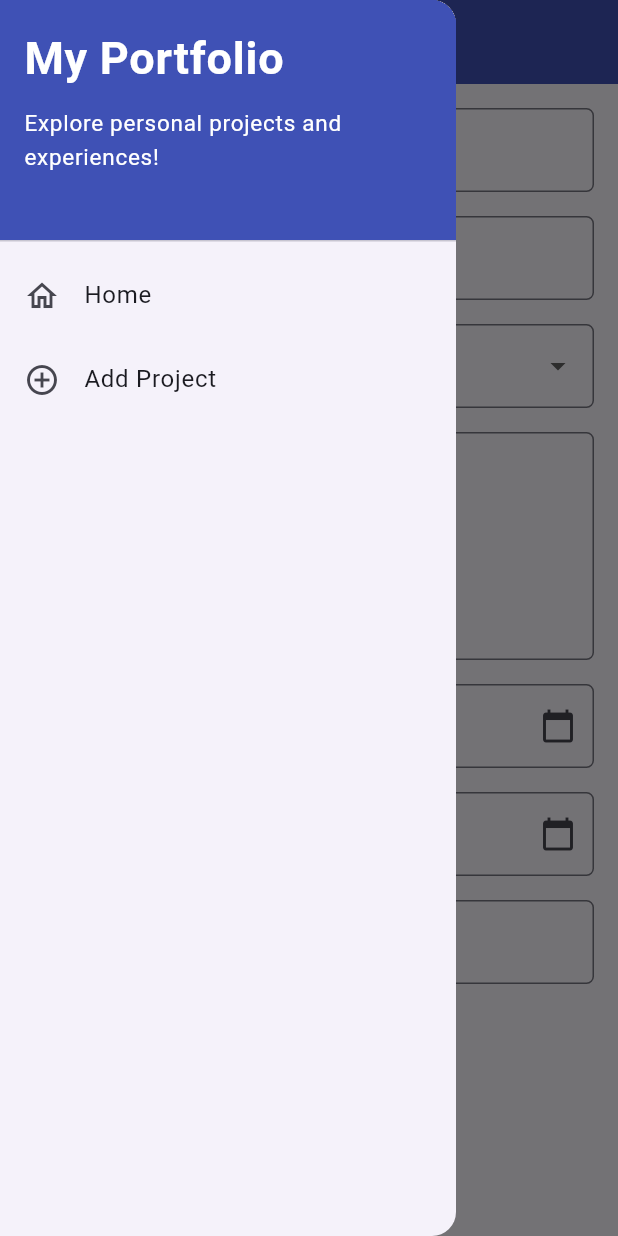
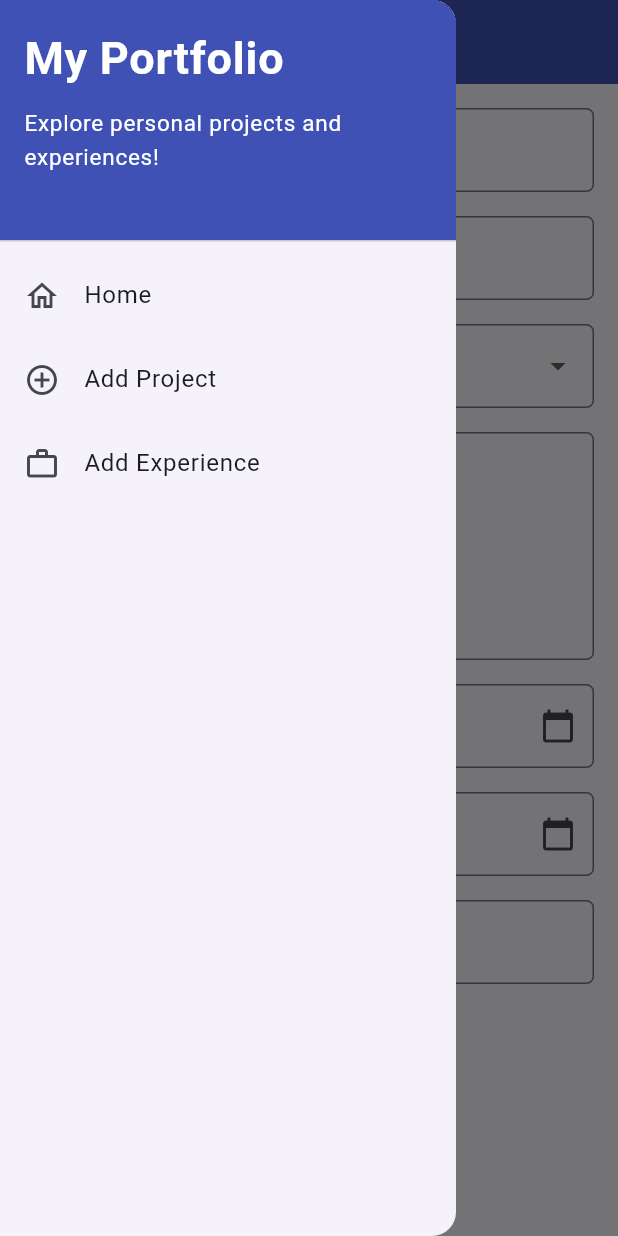
Before and after one commit to nel0ou/myportofolio_mobile, a Flutter app: the ExperienceFormPage screen opened directly, with the side drawer open, on a phone screen of 412 x 824 dp. Run offline on Flutter 3.47's test engine with Material 3 defaults, Android fonts, the phone set to English and light mode, and no system bars.

Commit message:
feat: add experience navigation from home and drawer

```diff
--- a/lib/widgets/left_drawer.dart
+++ b/lib/widgets/left_drawer.dart
@@ -2,13 +2,16 @@
 import 'package:flutter/material.dart';
 
 class LeftDrawer extends StatelessWidget {
+  // Callback untuk setiap menu navigasi.
   final VoidCallback onHomeTap;
   final VoidCallback onAddProjectTap;
+  final VoidCallback onExperienceTap;
 
   const LeftDrawer({
     super.key,
     required this.onHomeTap,
     required this.onAddProjectTap,
+    required this.onExperienceTap,
   });
 
   @override
@@ -17,6 +20,7 @@ class LeftDrawer extends StatelessWidget {
       child: ListView(
         padding: EdgeInsets.zero,
         children: [
+          // Header Drawer.
           const DrawerHeader(
             decoration: BoxDecoration(
               color: Colors.indigo,
@@ -43,6 +47,8 @@ class LeftDrawer extends StatelessWidget {
               ],
             ),
           ),
+
+          // Menu Home.
           ListTile(
             leading: const Icon(Icons.home_outlined),
             title: const Text('Home'),
@@ -51,6 +57,8 @@ class LeftDrawer extends StatelessWidget {
               onHomeTap();
             },
           ),
+
+          // Menu Add Project.
           ListTile(
             leading: const Icon(Icons.add_circle_outline),
             title: const Text('Add Project'),
@@ -59,6 +67,16 @@ class LeftDrawer extends StatelessWidget {
               onAddProjectTap();
             },
           ),
+
+          // Menu Add Experience.
+          ListTile(
+            leading: const Icon(Icons.work_outline),
+            title: const Text('Add Experience'),
+            onTap: () {
+              Navigator.pop(context);
+              onExperienceTap();
+            },
+          ),
         ],
       ),
     );
```
Also changed, not shown: lib/screens/experience_form.dart (+8 -0 lines), lib/screens/menu.dart (+21 -7 lines), lib/screens/project_form.dart (+11 -0 lines).
